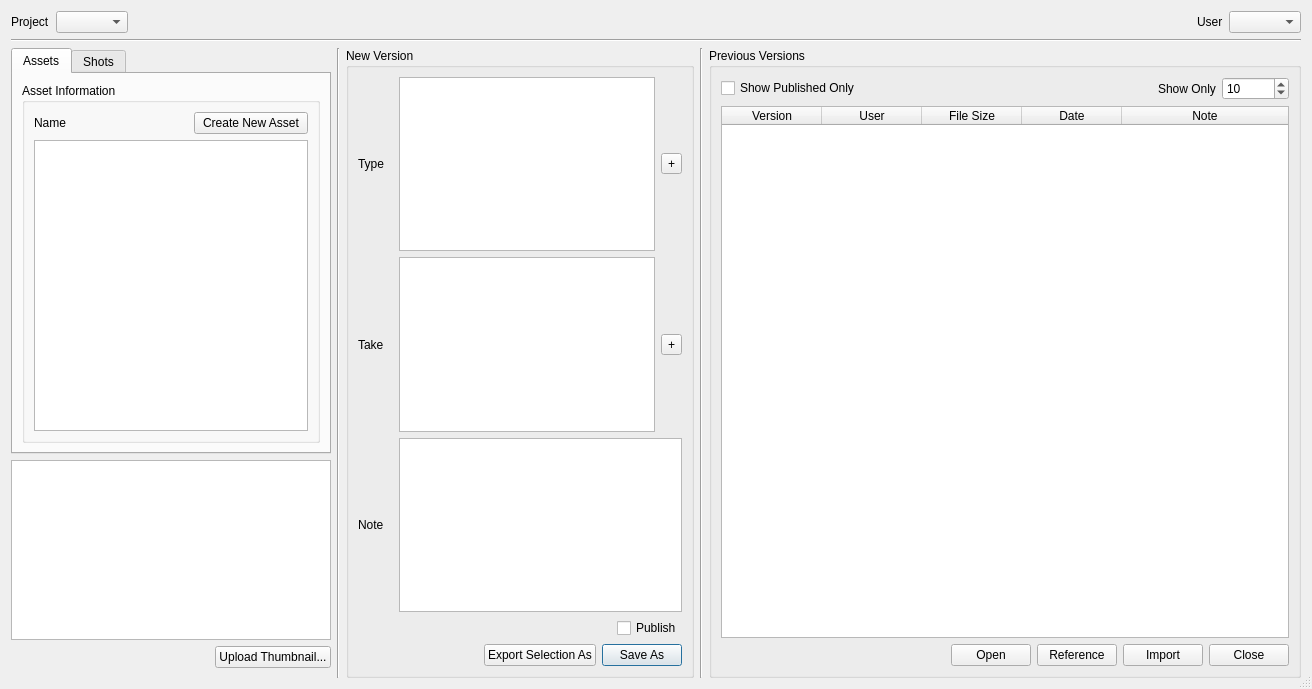
Old version of the form oyProjectManager/ui/version_creator.ui in the repository code-google-com/oyprojectmanager.
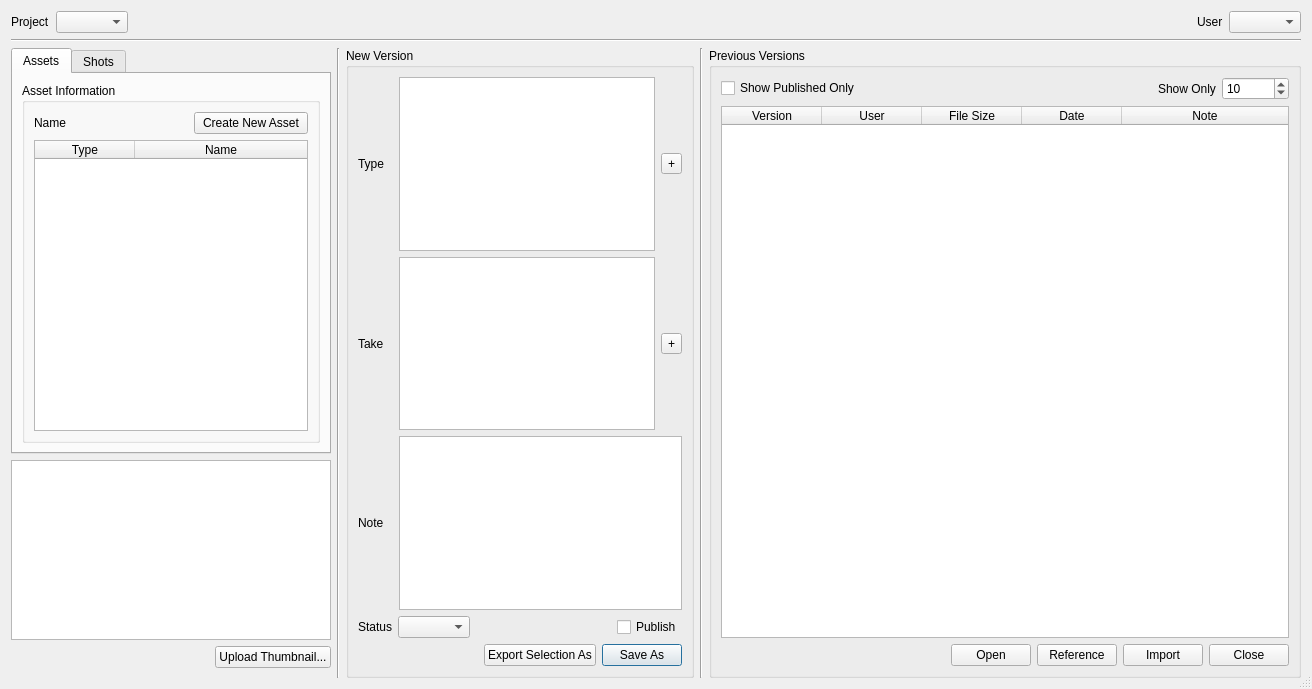
New version of the form.

Commit message: * Added :attr:`~oyProjectManager.core.models.Asset.type` attribute to the   :class:`~oyProjectManager.core.models.Asset` class. The main intention is to   be able to distinguish 'Props', 'Environment' etc. types of assets from each   other.

```diff
--- a/oyProjectManager/ui/version_creator.ui
+++ b/oyProjectManager/ui/version_creator.ui
@@ -171,7 +171,33 @@
                       </layout>
                      </item>
                      <item>
-                      <widget class="QListWidget" name="assets_listWidget"/>
+                      <widget class="QTableWidget" name="assets_tableWidget">
+                       <property name="editTriggers">
+                        <set>QAbstractItemView::NoEditTriggers</set>
+                       </property>
+                       <property name="selectionMode">
+                        <enum>QAbstractItemView::SingleSelection</enum>
+                       </property>
+                       <property name="selectionBehavior">
+                        <enum>QAbstractItemView::SelectRows</enum>
+                       </property>
+                       <property name="columnCount">
+                        <number>2</number>
+                       </property>
+                       <attribute name="horizontalHeaderStretchLastSection">
+                        <bool>true</bool>
+                       </attribute>
+                       <column>
+                        <property name="text">
+                         <string>Type</string>
+                        </property>
+                       </column>
+                       <column>
+                        <property name="text">
+                         <string>Name</string>
+                        </property>
+                       </column>
+                      </widget>
                      </item>
                     </layout>
                    </item>
@@ -520,7 +546,7 @@
 &lt;html&gt;&lt;head&gt;&lt;meta name=&quot;qrichtext&quot; content=&quot;1&quot; /&gt;&lt;style type=&quot;text/css&quot;&gt;
 p, li { white-space: pre-wrap; }
 &lt;/style&gt;&lt;/head&gt;&lt;body style=&quot; font-family:'Ubuntu'; font-size:11pt; font-weight:400; font-style:normal;&quot;&gt;
-&lt;p style=&quot;-qt-paragraph-type:empty; margin-top:0px; margin-bottom:0px; margin-left:0px; margin-right:0px; -qt-block-indent:0; text-indent:0px; font-family:'Sans Serif'; font-size:9pt;&quot;&gt;&lt;/p&gt;&lt;/body&gt;&lt;/html&gt;</string>
+&lt;p style=&quot;-qt-paragraph-type:empty; margin-top:0px; margin-bottom:0px; margin-left:0px; margin-right:0px; -qt-block-indent:0; text-indent:0px; font-family:'Sans Serif'; font-size:9pt;&quot;&gt;&lt;br /&gt;&lt;/p&gt;&lt;/body&gt;&lt;/html&gt;</string>
                </property>
               </widget>
              </item>
@@ -528,6 +554,16 @@
            </item>
            <item>
             <layout class="QHBoxLayout" name="horizontalLayout_7">
+             <item>
+              <widget class="QLabel" name="status_label">
+               <property name="text">
+                <string>Status</string>
+               </property>
+              </widget>
+             </item>
+             <item>
+              <widget class="QComboBox" name="statuses_comboBox"/>
+             </item>
              <item>
               <spacer name="horizontalSpacer_8">
                <property name="orientation">
```
Left out of the diff: 1 changed line with no effect on the pictures. The commit also changes 22 other files.
